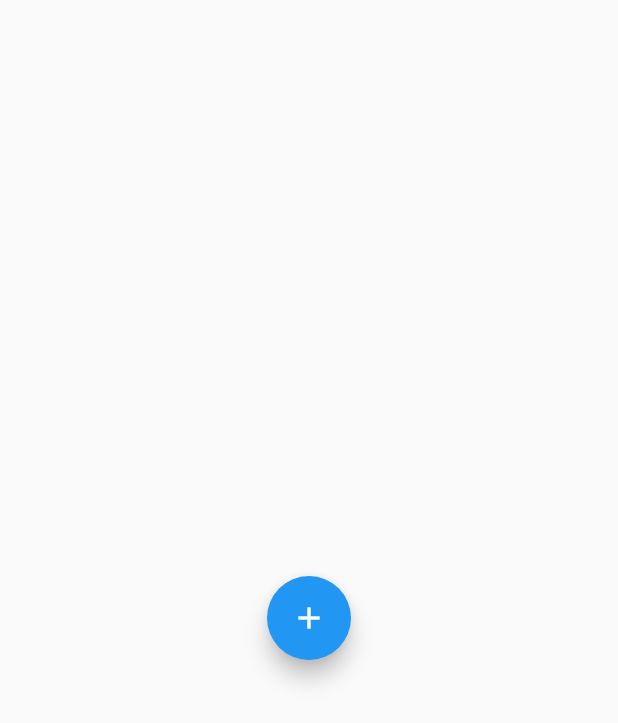
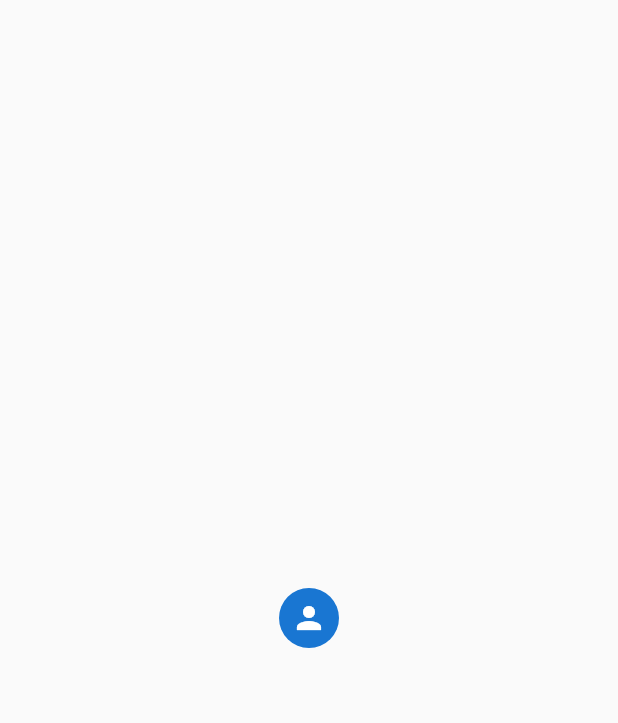
Before and after one commit to seokan-jeong/FlutterStudy, a Flutter app: the screen it shows after launch, on a phone screen of 412 x 824 dp. Shown: the top 723 px of the screen. Run offline on Flutter 3.47's test engine with Material 2 defaults, Android fonts, the phone set to English and light mode, and no system bars.

Commit message:
화면 표시용 위젯

```diff
--- a/widget_example/lib/main.dart
+++ b/widget_example/lib/main.dart
@@ -563,14 +563,110 @@ class MyApp extends StatelessWidget {
   입체감 있는 둥근 버튼 위젯이다.
   아이콘을 표시하는데 사용한다.
  */
+// class MyHomePage extends StatelessWidget {
+//   @override
+//   Widget build(BuildContext context) {
+//     return Scaffold(
+//         body: Center(
+//             child: FloatingActionButton(
+//               child: Icon(Icons.add),
+//               onPressed: () {},
+//             )));
+//   }
+// }
+
+/*
+  4. 화면 표시용 위젯
+ */
+/*
+  4.1 Text
+  글자를 표시하는 위젯이다.
+ */
+// class MyHomePage extends StatelessWidget {
+//   @override
+//   Widget build(BuildContext context) {
+//     return Scaffold(
+//         body: Center(
+//             child: Text(
+//               "Hello World",
+//               style: TextStyle(
+//                 fontSize: 40.0,
+//                 fontStyle: FontStyle.italic,
+//                 fontWeight: FontWeight.bold,
+//                 color: Colors.red,
+//                 letterSpacing: 4.0,
+//               ),
+//             )));
+//   }
+// }
+
+/*
+  4.2 Image
+  이미지를 표시하는 위젯이다.
+ */
+// class MyHomePage extends StatelessWidget {
+//   @override
+//   Widget build(BuildContext context) {
+//     return Scaffold(
+//         body: Center(
+//             child: Image.network("http://bit.ly/2Pvz4t8")));
+//   }
+// }
+
+/*
+  4.3 Icon
+  아이콘 위젯은 단독으로도 사용하지만
+  메뉴나 리스트, 버튼과의 조합으로 사용한다.
+ */
+// class MyHomePage extends StatelessWidget {
+//   @override
+//   Widget build(BuildContext context) {
+//     return Scaffold(
+//         body: Center(
+//             child: Icon(
+//               Icons.home,
+//               color: Colors.red,
+//               size: 60.0,
+//             )));
+//   }
+// }
+
+/*
+  4.4 Progress
+  로딩 중이거나 오래 걸리는 작업을 할 때 사용자에게 진행 중임을 보여주는 용도로 사용하는 위젯이다.
+  두 종류를 제공한다.
+ */
+// class MyHomePage extends StatelessWidget {
+//   @override
+//   Widget build(BuildContext context) {
+//     return const Scaffold(
+//         body: Center(
+//             child: CircularProgressIndicator()
+//         ));
+//   }
+// }
+// class MyHomePage extends StatelessWidget {
+//   @override
+//   Widget build(BuildContext context) {
+//     return const Scaffold(
+//         body: Center(
+//             child: LinearProgressIndicator()
+//         ));
+//   }
+// }
+
+/*
+  4.5 CircleAvatar
+  프로필 화면 등에 많이 사용되는 원형 위젯이다.
+ */
 class MyHomePage extends StatelessWidget {
   @override
   Widget build(BuildContext context) {
-    return Scaffold(
+    return const Scaffold(
         body: Center(
-            child: FloatingActionButton(
-              child: Icon(Icons.add),
-              onPressed: () {},
-            )));
+            child: CircleAvatar(
+              child: Icon(Icons.person),
+            )
+        ));
   }
 }
```
